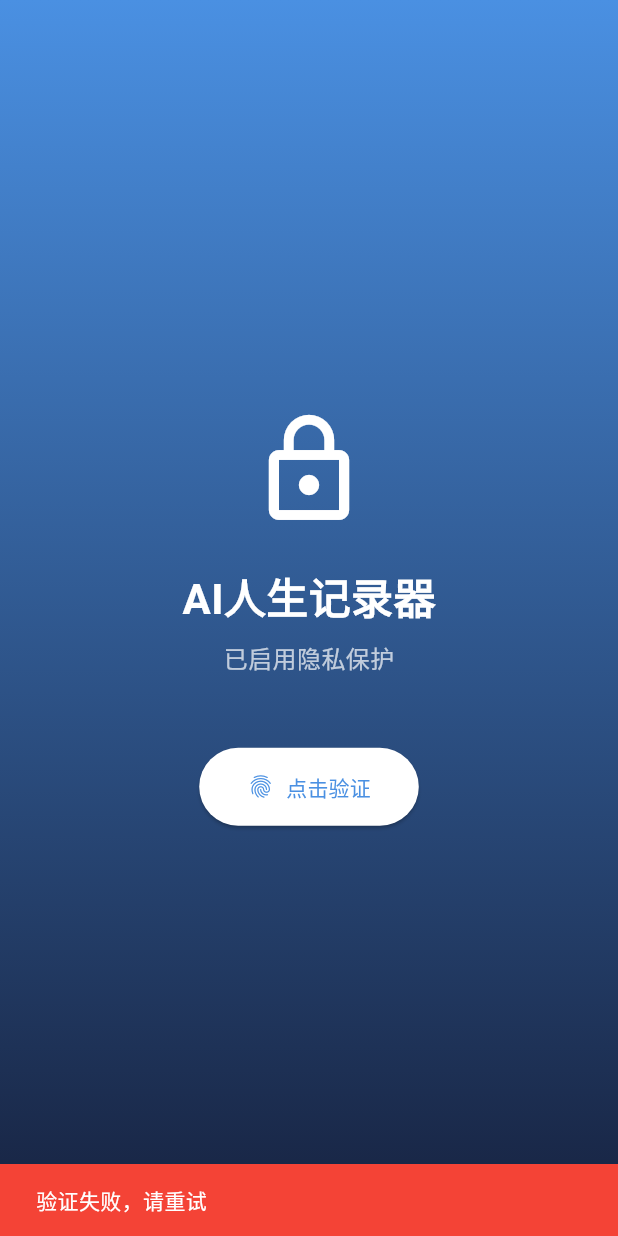
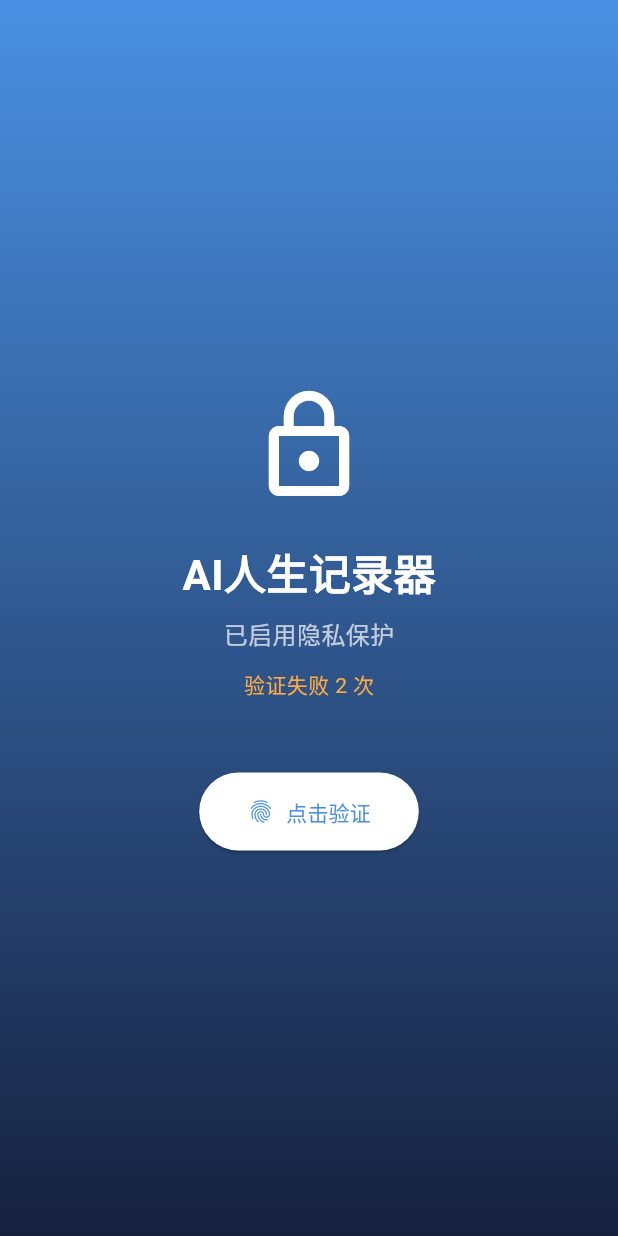
Before and after one commit to jiege455/life_recorder, a Flutter app: the LockScreen screen opened directly with empty values, after a tap on "点击验证", on a phone screen of 412 x 824 dp. Run offline on Flutter 3.47's test engine with Material 3 defaults, Android fonts, the phone set to English and light mode, and no system bars; our stand-ins replace dio, file_picker, fl_chart, flutter_local_notifications, image_picker, local_auth and 6 more; missing offline and left inert: ifly_speech_recognition; accounts and stored records are empty; project files that could hold a hidden picture were left out.

Commit message:
fix: 修复隐私锁验证死循环 - 添加自动触发认证、紧急解锁和防锁死机制

```diff
--- a/lib/main.dart
+++ b/lib/main.dart
@@ -136,6 +136,16 @@ class LockScreen extends StatefulWidget {
 
 class _LockScreenState extends State<LockScreen> {
   bool _isAuthenticating = false;
+  int _failedAttempts = 0;
+  bool _showEmergencyUnlock = false;
+
+  @override
+  void initState() {
+    super.initState();
+    Future.delayed(Duration(milliseconds: 500), () {
+      if (mounted) _authenticate();
+    });
+  }
 
   Future<void> _authenticate() async {
     if (_isAuthenticating) return;
@@ -144,22 +154,52 @@ class _LockScreenState extends State<LockScreen> {
     final lockService = LockService.instance;
     final success = await lockService.authenticate();
 
+    if (!mounted) return;
     setState(() => _isAuthenticating = false);
 
     if (success) {
+      _failedAttempts = 0;
       widget.onUnlock();
     } else {
-      if (mounted) {
-        ScaffoldMessenger.of(context).showSnackBar(
-          SnackBar(content: Text('\u9A8C\u8BC1\u5931\u8D25\uFF0C\u8BF7\u91CD\u8BD5'), backgroundColor: Colors.red),
+      _failedAttempts++;
+      if (_failedAttempts >= 5) {
+        setState(() => _showEmergencyUnlock = true);
+      }
+    }
+  }
+
+  Future<void> _emergencyUnlock() async {
+    final confirmed = await showDialog<bool>(
+      context: context,
+      barrierDismissible: false,
+      builder: (context) => AlertDialog(
+        title: Text('紧急解锁'),
+        content: Text('这将关闭隐私锁功能并进入应用。您可以在设置中重新启用隐私锁。'),
+        actions: [
+          TextButton(
+            onPressed: () => Navigator.pop(context, false),
+            child: Text('取消'),
+          ),
+          ElevatedButton(
+            onPressed: () => Navigator.pop(context, true),
+            style: ElevatedButton.styleFrom(backgroundColor: Colors.orange),
+            child: Text('确认解锁', style: TextStyle(color: Colors.white)),
+          ),
+        ],
+      ),
     );
-      }
+
+    if (confirmed == true) {
+      await LockService.instance.disableLock();
+      widget.onUnlock();
     }
   }
 
   @override
   Widget build(BuildContext context) {
-    return Scaffold(
+    return PopScope(
+      canPop: false,
+      child: Scaffold(
         body: Container(
           decoration: BoxDecoration(
             gradient: LinearGradient(
@@ -170,13 +210,15 @@ class _LockScreenState extends State<LockScreen> {
           ),
           child: SafeArea(
             child: Center(
+              child: SingleChildScrollView(
+                padding: EdgeInsets.all(24),
                 child: Column(
                   mainAxisAlignment: MainAxisAlignment.center,
                   children: [
                     Icon(Icons.lock_outline, size: 80, color: Colors.white),
                     SizedBox(height: 24),
                     Text(
-                  'AI\u4EBA\u751F\u8BB0\u5F55\u5668',
+                      'AI人生记录器',
                       style: TextStyle(
                         fontSize: 28,
                         fontWeight: FontWeight.bold,
@@ -185,9 +227,16 @@ class _LockScreenState extends State<LockScreen> {
                     ),
                     SizedBox(height: 8),
                     Text(
-                  '\u5DF2\u542F\u7528\u9690\u79C1\u4FDD\u62A4',
+                      '已启用隐私保护',
                       style: TextStyle(fontSize: 16, color: Colors.white70),
                     ),
+                    if (_failedAttempts > 0) ...[
+                      SizedBox(height: 12),
+                      Text(
+                        '验证失败 $_failedAttempts 次',
+                        style: TextStyle(fontSize: 14, color: Colors.orangeAccent),
+                      ),
+                    ],
                     SizedBox(height: 48),
                     ElevatedButton.icon(
                       onPressed: _isAuthenticating ? null : _authenticate,
@@ -201,7 +250,7 @@ class _LockScreenState extends State<LockScreen> {
                               ),
                             )
                           : Icon(Icons.fingerprint),
-                  label: Text(_isAuthenticating ? '\u9A8C\u8BC1\u4E2D...' : '\u70B9\u51FB\u9A8C\u8BC1'),
+                      label: Text(_isAuthenticating ? '验证中...' : '点击验证'),
                       style: ElevatedButton.styleFrom(
                         backgroundColor: Colors.white,
                         foregroundColor: Color(0xFF4A90E2),
@@ -211,7 +260,25 @@ class _LockScreenState extends State<LockScreen> {
                         ),
                       ),
                     ),
+                    if (_showEmergencyUnlock) ...[
+                      SizedBox(height: 24),
+                      TextButton.icon(
+                        onPressed: _emergencyUnlock,
+                        icon: Icon(Icons.lock_open, color: Colors.orangeAccent),
+                        label: Text(
+                          '紧急解锁',
+                          style: TextStyle(color: Colors.orangeAccent, fontSize: 14),
+                        ),
+                      ),
+                      SizedBox(height: 8),
+                      Text(
+                        '连续验证失败5次后可使用紧急解锁',
+                        style: TextStyle(fontSize: 11, color: Colors.white38),
+                      ),
                     ],
+                  ],
+                ),
+              ),
             ),
           ),
         ),
--- a/lib/pages/calendar_page.dart
+++ b/lib/pages/calendar_page.dart
@@ -129,6 +129,9 @@ class _CalendarPageState extends State<CalendarPage> {
           _loadDayRecords(selectedDay);
         },
         eventLoader: _getEventsForDay,
+        calendarFormat: CalendarFormat.month,
+        availableCalendarFormats: {CalendarFormat.month: '月'},
+        locale: 'zh_CN',
         calendarStyle: CalendarStyle(
           outsideDaysVisible: false,
           selectedDecoration: BoxDecoration(
--- a/lib/services/lock_service.dart
+++ b/lib/services/lock_service.dart
@@ -41,13 +41,16 @@ class LockService {
       final isSupported = await isDeviceSupported();
       if (!isSupported) return false;
       return await _localAuth.authenticate(
-        localizedReason: '请验证身份以确认操作',
+        localizedReason: '请验证身份以进入应用',
         options: const AuthenticationOptions(
-          stickyAuth: true,
+          stickyAuth: false,
           biometricOnly: false,
         ),
-      ).timeout(Duration(seconds: 15), onTimeout: () => false);
-    } on PlatformException {
+      ).timeout(Duration(seconds: 30), onTimeout: () => false);
+    } on PlatformException catch (e) {
+      if (e.code == 'auth_in_progress' || e.code == 'locked_out') {
+        await Future.delayed(Duration(seconds: 2));
+      }
       return false;
     }
   }
@@ -68,4 +71,11 @@ class LockService {
       _isLocked = true;
     }
   }
+
+  Future<void> disableLock() async {
+    _lockEnabled = false;
+    _isLocked = false;
+    final prefs = await SharedPreferences.getInstance();
+    await prefs.setBool(_lockKey, false);
+  }
 }
```
Lines whose indentation alone changed are shown as unchanged.
